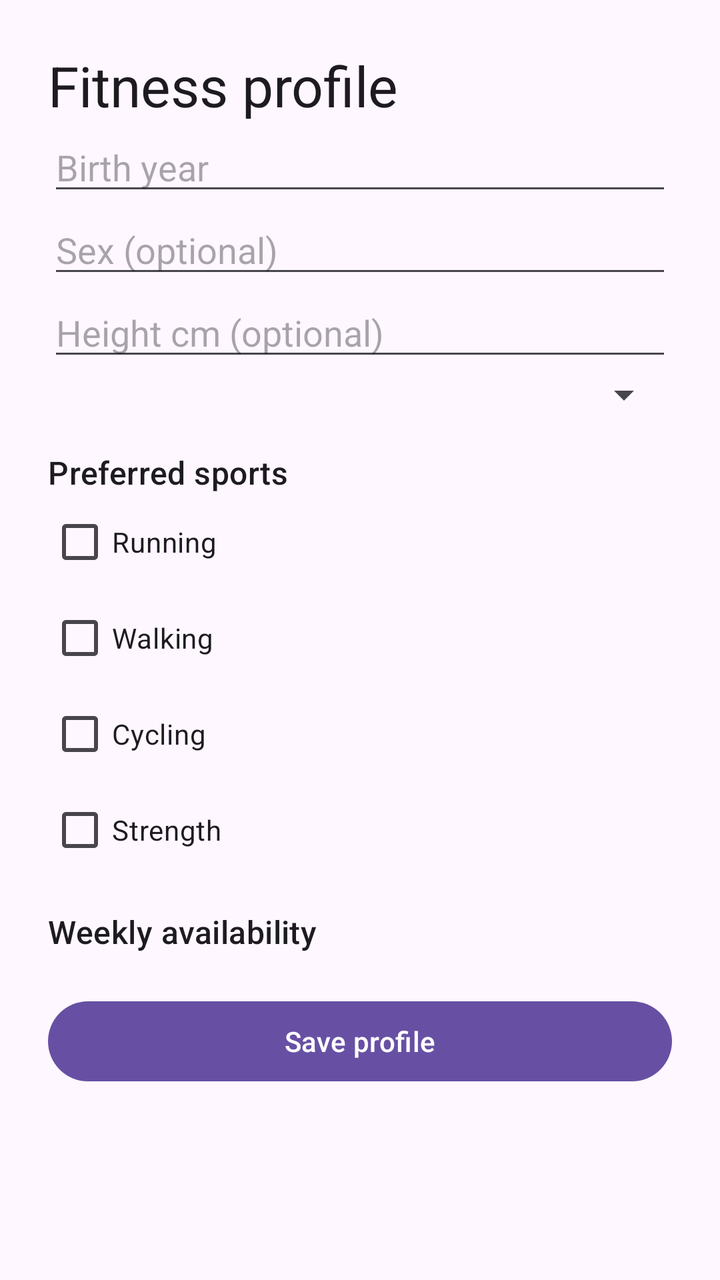
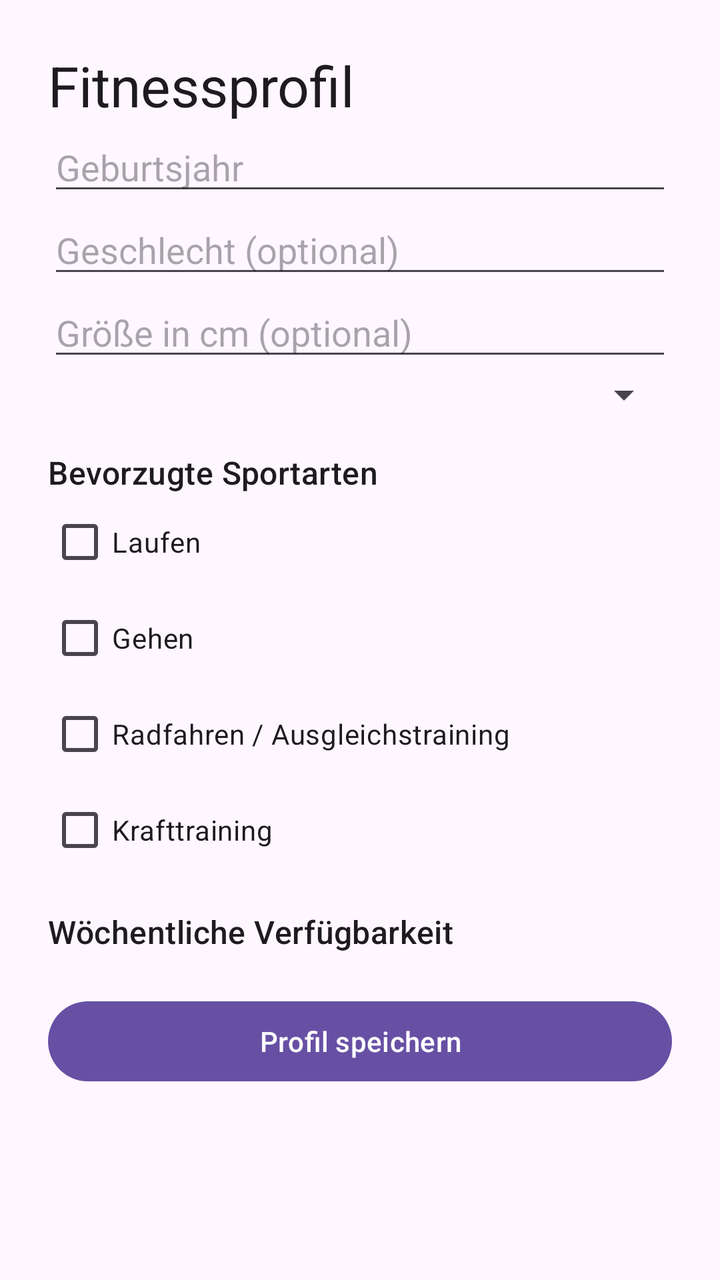

Compare the two renders of this Android layout. The source of the first and the diff that turns it into the second are given below.
<!-- AndroidManifest.xml: application theme Theme.HealthAgentApp -->
<!-- res/layout/activity_profile.xml -->
<?xml version="1.0" encoding="utf-8"?>
<ScrollView xmlns:android="http://schemas.android.com/apk/res/android" android:layout_width="match_parent" android:layout_height="match_parent">
 <LinearLayout android:layout_width="match_parent" android:layout_height="wrap_content" android:orientation="vertical" android:padding="24dp">
  <TextView android:layout_width="match_parent" android:layout_height="wrap_content" android:text="Fitness profile" android:textAppearance="?attr/textAppearanceHeadlineMedium" />
  <EditText android:id="@+id/profile_birth_year" android:layout_width="match_parent" android:layout_height="wrap_content" android:hint="Birth year" android:inputType="number" />
  <EditText android:id="@+id/profile_sex" android:layout_width="match_parent" android:layout_height="wrap_content" android:hint="Sex (optional)" />
  <EditText android:id="@+id/profile_height" android:layout_width="match_parent" android:layout_height="wrap_content" android:hint="Height cm (optional)" android:inputType="numberDecimal" />
  <Spinner android:id="@+id/profile_fitness_level" android:layout_width="match_parent" android:layout_height="wrap_content" />
  <TextView android:layout_width="match_parent" android:layout_height="wrap_content" android:layout_marginTop="16dp" android:text="Preferred sports" android:textAppearance="?attr/textAppearanceTitleMedium" />
  <CheckBox android:id="@+id/profile_running" android:layout_width="wrap_content" android:layout_height="wrap_content" android:text="Running" />
  <CheckBox android:id="@+id/profile_walking" android:layout_width="wrap_content" android:layout_height="wrap_content" android:text="Walking" />
  <CheckBox android:id="@+id/profile_cycling" android:layout_width="wrap_content" android:layout_height="wrap_content" android:text="Cycling" />
  <CheckBox android:id="@+id/profile_strength" android:layout_width="wrap_content" android:layout_height="wrap_content" android:text="Strength" />
  <TextView android:layout_width="match_parent" android:layout_height="wrap_content" android:layout_marginTop="16dp" android:text="Weekly availability" android:textAppearance="?attr/textAppearanceTitleMedium" />
  <LinearLayout android:id="@+id/profile_availability_rows" android:layout_width="match_parent" android:layout_height="wrap_content" android:orientation="vertical" />
  <TextView android:id="@+id/profile_error" android:layout_width="match_parent" android:layout_height="wrap_content" android:visibility="gone" />
  <com.google.android.material.button.MaterialButton android:id="@+id/profile_save" android:layout_width="match_parent" android:layout_height="wrap_content" android:layout_marginTop="20dp" android:text="Save profile" />
 </LinearLayout>
</ScrollView>
<!-- resources referenced by this layout -->
<resources>
  <style name="Theme.HealthAgentApp" parent="Theme.Material3.DayNight.NoActionBar">
          <item name="android:windowLightStatusBar">true</item>
      </style>
</resources>

<!-- the commit's change to res/layout/activity_profile.xml (unified diff, before → after) -->
@@ -1,19 +1,19 @@
 <?xml version="1.0" encoding="utf-8"?>
 <ScrollView xmlns:android="http://schemas.android.com/apk/res/android" android:layout_width="match_parent" android:layout_height="match_parent">
  <LinearLayout android:layout_width="match_parent" android:layout_height="wrap_content" android:orientation="vertical" android:padding="24dp">
-  <TextView android:layout_width="match_parent" android:layout_height="wrap_content" android:text="Fitness profile" android:textAppearance="?attr/textAppearanceHeadlineMedium" />
-  <EditText android:id="@+id/profile_birth_year" android:layout_width="match_parent" android:layout_height="wrap_content" android:hint="Birth year" android:inputType="number" />
-  <EditText android:id="@+id/profile_sex" android:layout_width="match_parent" android:layout_height="wrap_content" android:hint="Sex (optional)" />
-  <EditText android:id="@+id/profile_height" android:layout_width="match_parent" android:layout_height="wrap_content" android:hint="Height cm (optional)" android:inputType="numberDecimal" />
+  <TextView android:layout_width="match_parent" android:layout_height="wrap_content" android:text="@string/profile_title" android:textAppearance="?attr/textAppearanceHeadlineMedium" />
+  <EditText android:id="@+id/profile_birth_year" android:layout_width="match_parent" android:layout_height="wrap_content" android:hint="@string/profile_birth_year" android:inputType="number" />
+  <EditText android:id="@+id/profile_sex" android:layout_width="match_parent" android:layout_height="wrap_content" android:hint="@string/profile_sex" />
+  <EditText android:id="@+id/profile_height" android:layout_width="match_parent" android:layout_height="wrap_content" android:hint="@string/profile_height" android:inputType="numberDecimal" />
   <Spinner android:id="@+id/profile_fitness_level" android:layout_width="match_parent" android:layout_height="wrap_content" />
-  <TextView android:layout_width="match_parent" android:layout_height="wrap_content" android:layout_marginTop="16dp" android:text="Preferred sports" android:textAppearance="?attr/textAppearanceTitleMedium" />
-  <CheckBox android:id="@+id/profile_running" android:layout_width="wrap_content" android:layout_height="wrap_content" android:text="Running" />
-  <CheckBox android:id="@+id/profile_walking" android:layout_width="wrap_content" android:layout_height="wrap_content" android:text="Walking" />
-  <CheckBox android:id="@+id/profile_cycling" android:layout_width="wrap_content" android:layout_height="wrap_content" android:text="Cycling" />
-  <CheckBox android:id="@+id/profile_strength" android:layout_width="wrap_content" android:layout_height="wrap_content" android:text="Strength" />
-  <TextView android:layout_width="match_parent" android:layout_height="wrap_content" android:layout_marginTop="16dp" android:text="Weekly availability" android:textAppearance="?attr/textAppearanceTitleMedium" />
+  <TextView android:layout_width="match_parent" android:layout_height="wrap_content" android:layout_marginTop="16dp" android:text="@string/profile_sports" android:textAppearance="?attr/textAppearanceTitleMedium" />
+  <CheckBox android:id="@+id/profile_running" android:layout_width="wrap_content" android:layout_height="wrap_content" android:text="@string/sport_running" />
+  <CheckBox android:id="@+id/profile_walking" android:layout_width="wrap_content" android:layout_height="wrap_content" android:text="@string/sport_walking" />
+  <CheckBox android:id="@+id/profile_cycling" android:layout_width="wrap_content" android:layout_height="wrap_content" android:text="@string/sport_cycling" />
+  <CheckBox android:id="@+id/profile_strength" android:layout_width="wrap_content" android:layout_height="wrap_content" android:text="@string/sport_strength" />
+  <TextView android:layout_width="match_parent" android:layout_height="wrap_content" android:layout_marginTop="16dp" android:text="@string/profile_availability" android:textAppearance="?attr/textAppearanceTitleMedium" />
   <LinearLayout android:id="@+id/profile_availability_rows" android:layout_width="match_parent" android:layout_height="wrap_content" android:orientation="vertical" />
   <TextView android:id="@+id/profile_error" android:layout_width="match_parent" android:layout_height="wrap_content" android:visibility="gone" />
-  <com.google.android.material.button.MaterialButton android:id="@+id/profile_save" android:layout_width="match_parent" android:layout_height="wrap_content" android:layout_marginTop="20dp" android:text="Save profile" />
+  <com.google.android.material.button.MaterialButton android:id="@+id/profile_save" android:layout_width="match_parent" android:layout_height="wrap_content" android:layout_marginTop="20dp" android:text="@string/profile_save" />
  </LinearLayout>
 </ScrollView>
<!-- resource entries referenced after the edit -->
@@ -1,5 +1,16 @@
 <!-- resources referenced by this layout -->
 <resources>
+  <string name="profile_availability">Wöchentliche Verfügbarkeit</string>
+  <string name="profile_birth_year">Geburtsjahr</string>
+  <string name="profile_height">Größe in cm (optional)</string>
+  <string name="profile_save">Profil speichern</string>
+  <string name="profile_sex">Geschlecht (optional)</string>
+  <string name="profile_sports">Bevorzugte Sportarten</string>
+  <string name="profile_title">Fitnessprofil</string>
+  <string name="sport_cycling">Radfahren / Ausgleichstraining</string>
+  <string name="sport_running">Laufen</string>
+  <string name="sport_strength">Krafttraining</string>
+  <string name="sport_walking">Gehen</string>
   <style name="Theme.HealthAgentApp" parent="Theme.Material3.DayNight.NoActionBar">
           <item name="android:windowLightStatusBar">true</item>
       </style>
